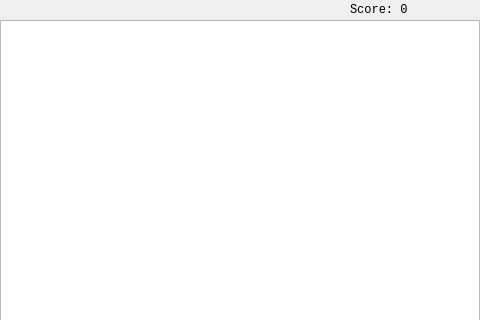
Qt form forms/mainwindow.ui (tameraktekin/snakeGame) before a commit; both pictures show x 0 to 480 and y 0 to 320 of the 480 by 550 pixel window.
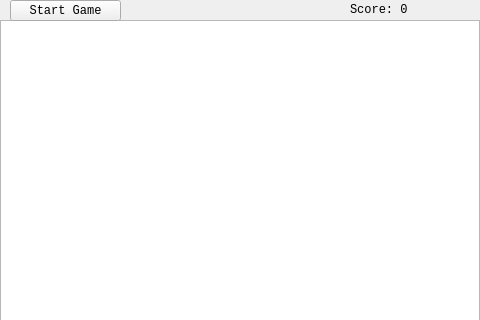
The same form after that commit.

Commit message: Add start button

```diff
--- a/forms/mainwindow.ui
+++ b/forms/mainwindow.ui
@@ -42,6 +42,22 @@
      </rect>
     </property>
    </widget>
+   <widget class="QPushButton" name="startButton">
+    <property name="enabled">
+     <bool>true</bool>
+    </property>
+    <property name="geometry">
+     <rect>
+      <x>10</x>
+      <y>0</y>
+      <width>111</width>
+      <height>21</height>
+     </rect>
+    </property>
+    <property name="text">
+     <string>Start Game</string>
+    </property>
+   </widget>
   </widget>
   <widget class="QMenuBar" name="menubar">
    <property name="geometry">
```
The commit also changes 1 other file.
